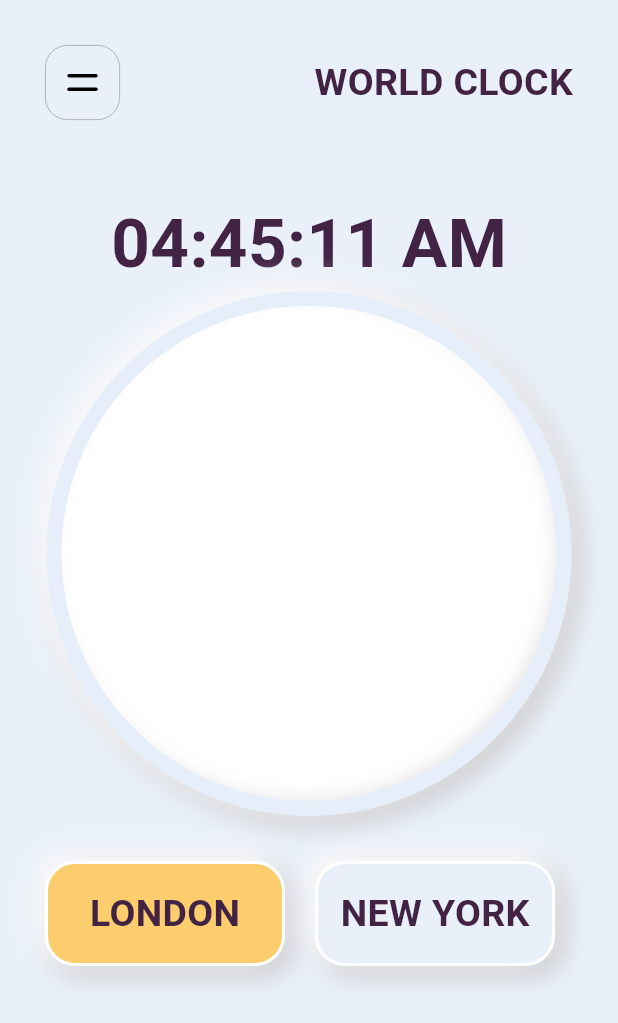
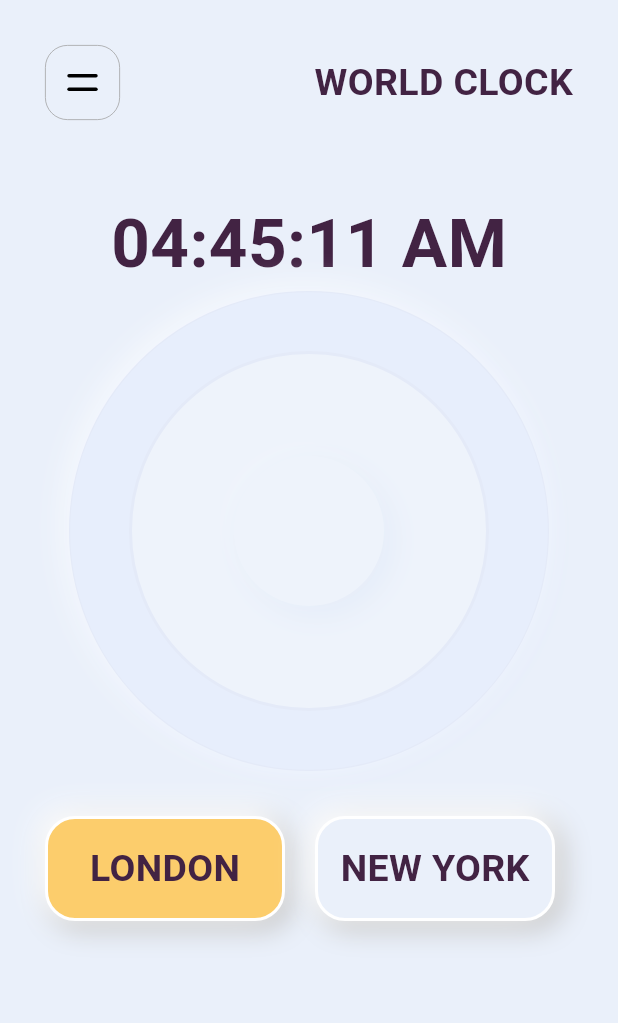
Before and after one commit to nikkieke/flutter_micro_interactions, a Flutter app: the ClockScreen screen opened directly, on a phone screen of 412 x 824 dp. Shown: the top 1023 px of the screen. Run offline on Flutter 3.47's test engine with Material 3 defaults, Android fonts, the phone set to English and light mode, and no system bars; our stand-ins replace flutter_svg, percent_indicator, rive, smooth_page_indicator.

Commit message:
add clock face widget

```diff
--- a/lib/features/clock_animation/screens/clock_screen.dart
+++ b/lib/features/clock_animation/screens/clock_screen.dart
@@ -100,35 +100,12 @@ class _ClockScreenState extends State<ClockScreen> with TickerProviderStateMixin
               ),
               const SizedBox(height: 50,),
               const UiTexts(text: '04:45:11 AM', size: 45),
-              Container(
-                height: 350,
-                width: double.maxFinite,
-                decoration: BoxDecoration(
-                  shape: BoxShape.circle,
-                  border: Border.all(color: UiColors.lightBlueCard, width: 10,),
-                    boxShadow:
-                    [
-                      BoxShadow(
-                        color: Colors.grey.shade400,
-                        offset: const Offset(4, 4),
-                        blurRadius: 15,
-                        spreadRadius: 1,
-                      ),
-                      const BoxShadow(
-                        color: Colors.white,
-                        offset: Offset(-4, -4),
-                        blurRadius: 15,
-                        spreadRadius: 1,
-                      ),
-                    ]
-                ),
-              ),
+              ClockFace(),
               const SizedBox(height: 30,),
               Padding(
                 padding: const EdgeInsets.only(left: 30),
                 child: Row(
                   children: [
-                    //fix bug on button, not changing color when tapped
                     Transform.scale(
                       scale: _secondAnimation.value,
                       child: Button(
--- /dev/null
+++ b/lib/features/clock_animation/widget/clock_face.dart
@@ -0,0 +1,80 @@
+import 'package:flutter/material.dart';
+
+class ClockFace extends StatelessWidget {
+  const ClockFace({
+    super.key,
+  });
+
+  @override
+  Widget build(BuildContext context) {
+    return SizedBox(
+      height: 320,
+      child: Stack(
+        children: [
+          Container(
+            height: 320,
+            width: double.maxFinite,
+            decoration: BoxDecoration(
+                shape: BoxShape.circle,
+                color:const Color(0xffE7EEFC),
+                border: Border.all(color: const Color(0xffE4EAF8), width: 0.8,),
+                boxShadow:
+                const [
+                  BoxShadow(
+                    color: Color(0xffE7EEFC),
+                    offset: Offset(4, 4),
+                    blurRadius: 15,
+                    spreadRadius: 1,
+                  ),
+                  BoxShadow(
+                    color: Colors.white54,
+                    offset: Offset(-4, -4),
+                    blurRadius: 15,
+                    spreadRadius: 1,
+                  ),
+                ]
+            ),
+          ),
+          Align(
+            alignment: Alignment.center,
+            child: Container(
+              height: 240,
+              width: double.maxFinite,
+              decoration: BoxDecoration(
+                shape: BoxShape.circle,
+                color:const Color(0xffEEF3FB),
+                border: Border.all(color: const Color(0xffE4EAF8), width: 2,),
+              ),
+            ),
+          ),
+          Align(
+            alignment: Alignment.center,
+            child: Container(
+              height: 100,
+              width: double.maxFinite,
+              decoration: const BoxDecoration(
+                  shape: BoxShape.circle,
+                  color:Color(0xffEEF3FB),
+                  boxShadow:
+                  [
+                    BoxShadow(
+                      color: Color(0xffE5EDF9),
+                      offset: Offset(6, 6),
+                      blurRadius: 15,
+                      spreadRadius: 1,
+                    ),
+                    BoxShadow(
+                      color: Colors.white10,
+                      offset: Offset(-4, -4),
+                      blurRadius: 15,
+                      spreadRadius: 1,
+                    ),
+                  ]
+              ),
+            ),
+          ),
+        ],
+      ),
+    );
+  }
+}
--- a/lib/features/clock_animation/widget/widget.dart
+++ b/lib/features/clock_animation/widget/widget.dart
@@ -1,3 +1,4 @@
 export 'button.dart';
 export 'buttom_nav_widget.dart';
 export 'alarm_widget.dart';
+export 'clock_face.dart';
```
